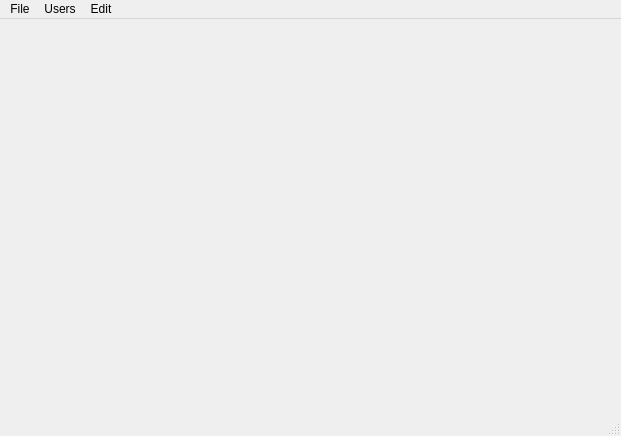
Old version of the form CLIENT/GUI/editorWindow/ui/gui_editorwindow.ui in the repository GiuliCler/GIMPteam.
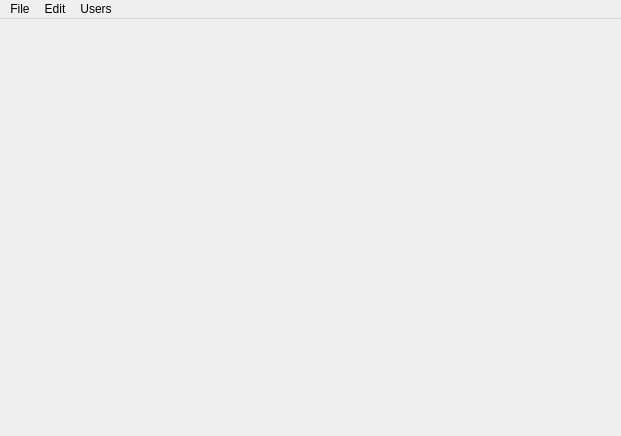
New version of the form.

Patch:
```diff
--- a/CLIENT/GUI/editorWindow/ui/gui_editorwindow.ui
+++ b/CLIENT/GUI/editorWindow/ui/gui_editorwindow.ui
@@ -80,10 +80,9 @@
     <addaction name="actionApplyTextColors"/>
    </widget>
    <addaction name="menuFile"/>
-   <addaction name="menuUsers"/>
    <addaction name="menuEdit"/>
+   <addaction name="menuUsers"/>
   </widget>
-  <widget class="QStatusBar" name="statusbar"/>
   <action name="closeDocumentAction">
    <property name="text">
     <string>Close document</string>
```
